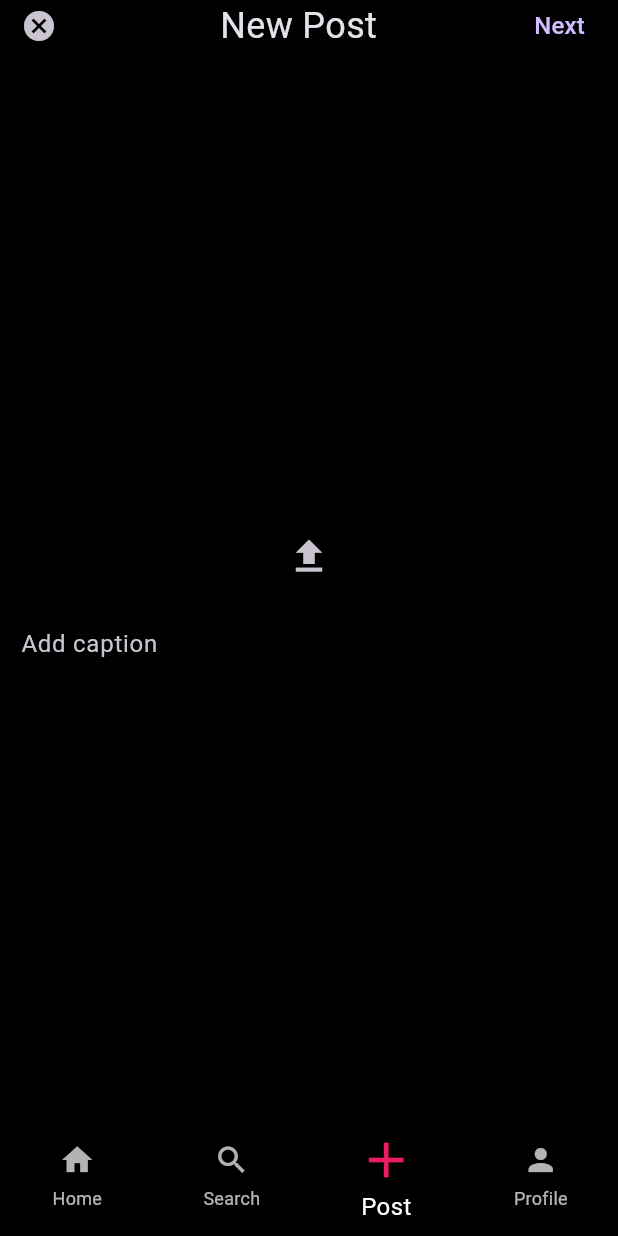
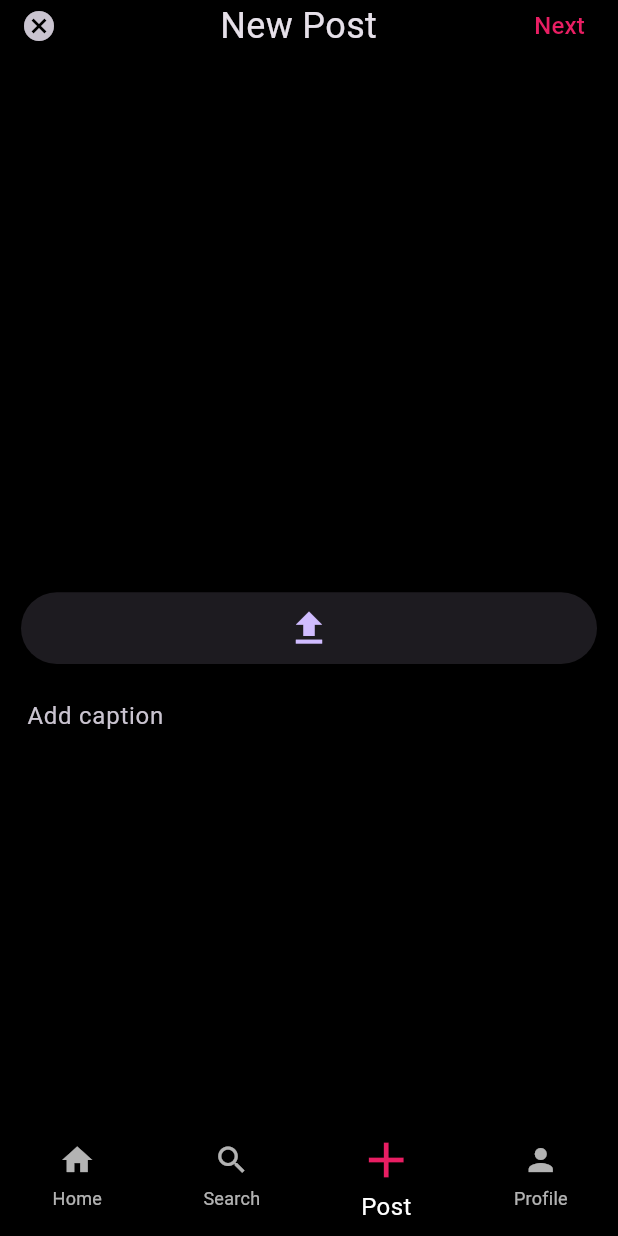
Before and after one commit to HazemAhmed677/insta-app, a Flutter app: the screen it shows once a user with an empty profile is signed in, item 3 of the bottom bar chosen, on a phone screen of 412 x 824 dp. Run offline on Flutter 3.47's test engine with Material 3 defaults, Android fonts, the phone set to English and light mode, and no system bars; our stand-ins replace cloud_firestore, firebase_auth, firebase_core, firebase_storage, flutter_bloc, image_picker and 1 more; accounts and stored records are empty.

Commit message:
upload a file in add post screean and create its model

```diff
--- a/lib/constants.dart
+++ b/lib/constants.dart
@@ -7,6 +7,8 @@ const kBlack = Colors.black;
 const kWhite = Colors.white;
 const kCollection = 'users';
 const kImages = 'images';
+const kPosts = 'posts';
+const kPostsImages = 'posts_images';
 Future<void> kAnimateTo(ScrollController controller) async {
   return await controller.animateTo(
     controller.position.maxScrollExtent,
--- a/lib/views/add_post_view.dart
+++ b/lib/views/add_post_view.dart
@@ -1,9 +1,29 @@
+import 'dart:io';
+
 import 'package:flutter/material.dart';
+import 'package:image_picker/image_picker.dart';
 import 'package:insta_app/constants.dart';
 
-class AddPostView extends StatelessWidget {
+class AddPostView extends StatefulWidget {
   const AddPostView({super.key});
   static String addPostId = 'Search page';
+
+  @override
+  State<AddPostView> createState() => _AddPostViewState();
+}
+
+class _AddPostViewState extends State<AddPostView> {
+  File? imagePost;
+  Future<void> selectImage() async {
+    var image = await ImagePicker().pickImage(
+      source: ImageSource.gallery,
+    );
+    if (image != null) {
+      imagePost = File(image.path);
+      setState(() {});
+    }
+  }
+
   @override
   Widget build(BuildContext context) {
     double hight = MediaQuery.of(context).size.height;
@@ -39,27 +59,57 @@ class AddPostView extends StatelessWidget {
                 onPressed: () {},
                 child: const Text(
                   'Next',
-                  style: TextStyle(fontSize: 16),
+                  style: TextStyle(
+                    fontSize: 16,
+                    color: kPink,
+                  ),
                 ),
               ),
             ],
           ),
           SizedBox(
-            height: hight * 0.38,
+            height: hight * 0.028,
           ),
+          (imagePost != null)
+              ? Column(
+                  children: [
                     Center(
-            child: IconButton(
-              onPressed: () {},
-              icon: const Icon(
-                Icons.upload,
+                      child: ClipRRect(
+                        borderRadius: BorderRadius.circular(14),
+                        child: Image.file(
+                          imagePost!,
+                          height: hight * 0.39,
+                        ),
+                      ),
+                    ),
+                    SizedBox(
+                      height: hight * 0.02,
+                    ),
+                  ],
+                )
+              : SizedBox(
+                  height: hight * 0.41,
+                ),
+          SizedBox(
+            height: hight * 0.058,
+            child: ElevatedButton(
+              onPressed: () async {
+                await selectImage();
+              },
+              child: const Center(
+                child: Icon(
+                  Icons.file_upload_sharp,
                   size: 30,
+                ),
               ),
             ),
           ),
           SizedBox(
             height: hight * 0.018,
           ),
-          const TextField(
+          const Padding(
+            padding: EdgeInsets.symmetric(horizontal: 4.0),
+            child: TextField(
               cursorColor: kPink,
               maxLines: 12,
               decoration: InputDecoration(
@@ -70,6 +120,7 @@ class AddPostView extends StatelessWidget {
                 focusedBorder: InputBorder.none,
                 border: InputBorder.none,
               ),
+            ),
           )
         ],
       ),
--- a/lib/views/home_view.dart
+++ b/lib/views/home_view.dart
@@ -18,6 +18,7 @@ class _HomeViewState extends State<HomeView> {
   var future;
   @override
   void initState() {
+    super.initState();
     future = BlocProvider.of<FetchUserDataCubit>(context).fetchUserData();
   }
 
--- a/lib/views/sign_up_view.dart
+++ b/lib/views/sign_up_view.dart
@@ -1,5 +1,4 @@
 import 'dart:io';
-import 'package:cloud_firestore/cloud_firestore.dart';
 import 'package:firebase_auth/firebase_auth.dart';
 import 'package:firebase_storage/firebase_storage.dart';
 import 'package:flutter/material.dart';
@@ -9,8 +8,6 @@ import 'package:insta_app/cubits/profile_image_cubit/profile_image_cubit.dart';
 import 'package:insta_app/cubits/profile_image_cubit/profile_image_cubit_state.dart';
 import 'package:insta_app/helper/modal_progress_hud_helper.dart';
 import 'package:insta_app/helper/show_snack_bar_function.dart';
-import 'package:insta_app/models/user_model.dart';
-import 'package:insta_app/services/fetch_user_data_service.dart';
 import 'package:insta_app/services/upload_user_data.dart';
 import 'package:insta_app/views/home_view.dart';
 import 'package:insta_app/widgets/custom_ink_well.dart';
--- a/lib/widgets/bottom_navigation_bar.dart
+++ b/lib/widgets/bottom_navigation_bar.dart
@@ -1,7 +1,6 @@
 import 'package:flutter/material.dart';
 import 'package:flutter_bloc/flutter_bloc.dart';
 import 'package:insta_app/constants.dart';
-import 'package:insta_app/cubits/fetch_user_data_cubit/fetch_user_data_cubit.dart';
 import 'package:insta_app/cubits/switch_screen_cubit/switch_screens_cubit.dart';
 import 'package:insta_app/views/add_post_view.dart';
 import 'package:insta_app/views/home_view.dart';
--- a/lib/widgets/custom_home_view.dart
+++ b/lib/widgets/custom_home_view.dart
@@ -5,7 +5,6 @@ import 'package:insta_app/constants.dart';
 import 'package:insta_app/cubits/fetch_user_data_cubit/fetch_user_data_cubit.dart';
 import 'package:insta_app/cubits/fetch_user_data_cubit/fetch_user_data_states.dart';
 import 'package:insta_app/helper/post_widget.dart';
-import 'package:insta_app/models/user_model.dart';
 
 class CustomHomeView extends StatefulWidget {
   const CustomHomeView({super.key});
--- a/lib/widgets/trigger_switch_cubit.dart
+++ b/lib/widgets/trigger_switch_cubit.dart
@@ -1,7 +1,6 @@
 import 'package:flutter/material.dart';
 import 'package:flutter_bloc/flutter_bloc.dart';
 import 'package:insta_app/constants.dart';
-import 'package:insta_app/cubits/fetch_user_data_cubit/fetch_user_data_cubit.dart';
 import 'package:insta_app/cubits/switch_screen_cubit/switch_screen_cubit_states.dart';
 import 'package:insta_app/cubits/switch_screen_cubit/switch_screens_cubit.dart';
 import 'package:insta_app/views/add_post_view.dart';
```
Also changed, not shown: lib/models/post_model.dart (+6 -5 lines). Lines whose indentation alone changed are shown as unchanged.
